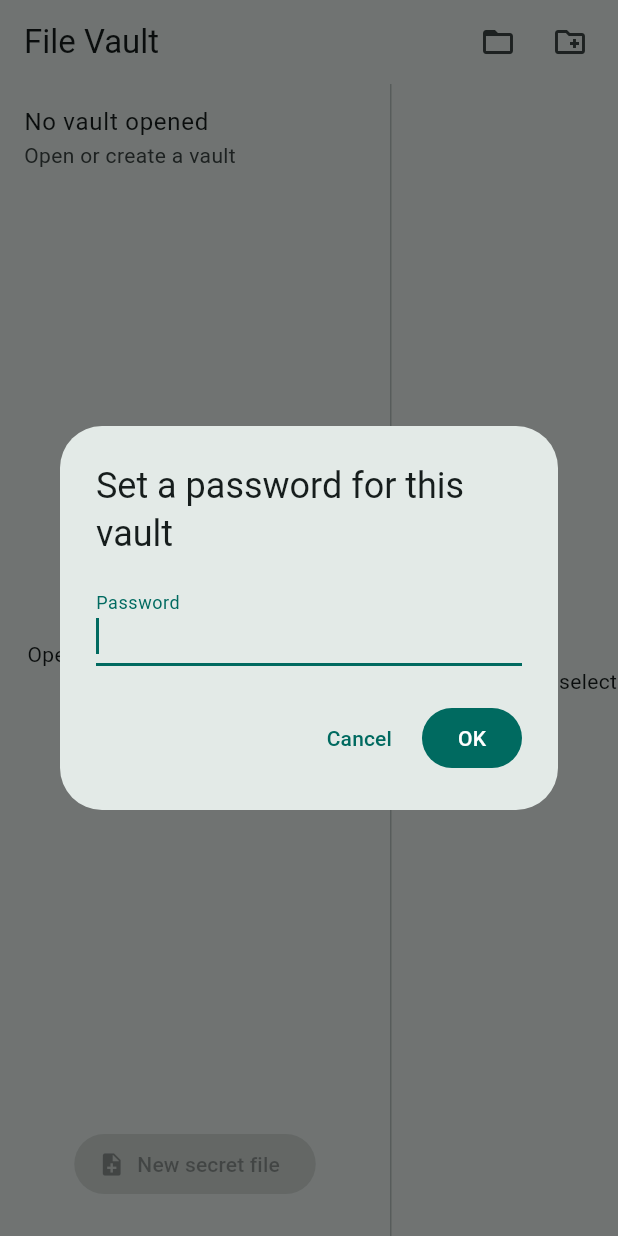
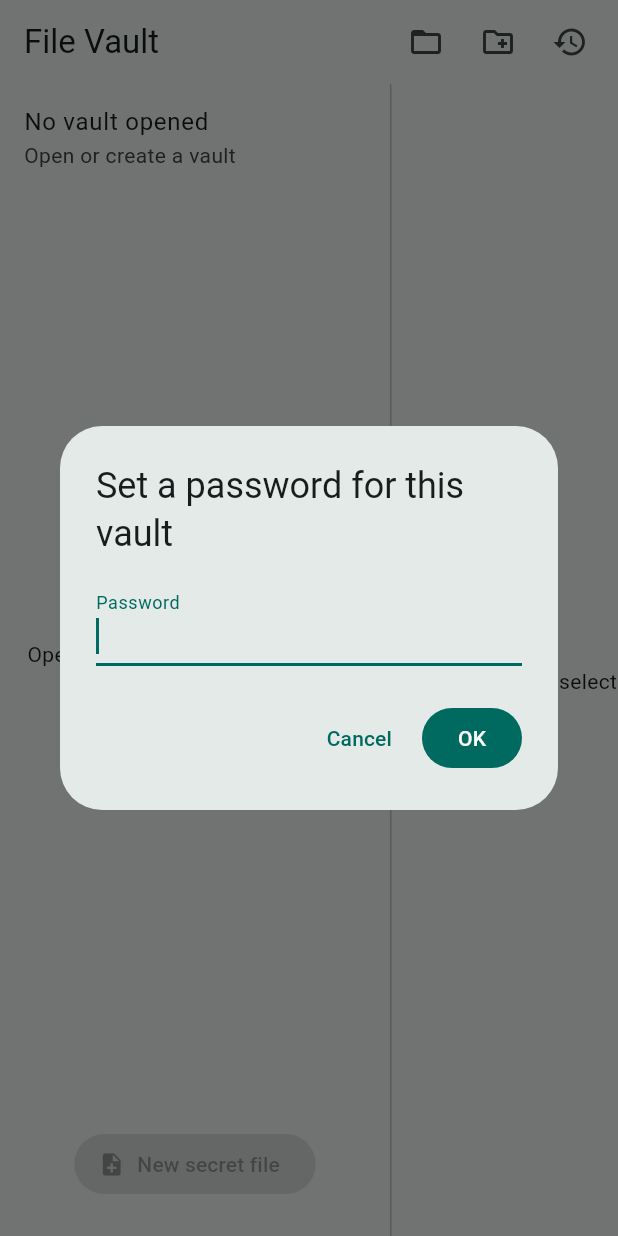
Before and after one commit to tanguyhardion/file-vault, a Flutter app: the screen it shows after launch, after a tap on the "create new folder" icon, on a phone screen of 412 x 824 dp. Run offline on Flutter 3.47's test engine with Material 3 defaults, Android fonts, the phone set to English and light mode, and no system bars; our stand-ins replace shared_preferences; missing offline and left inert: cryptography, file_selector.

Commit message:
feat: Implement RecentVaultsService for managing recent vault directories

```diff
--- a/lib/screens/vault_home_page.dart
+++ b/lib/screens/vault_home_page.dart
@@ -10,6 +10,7 @@ import '../services/content_cache.dart';
 import '../services/vault_service.dart';
 import '../widgets/dialogs.dart';
 import '../shortcuts/save_intent.dart';
+import '../services/recent_vaults_service.dart';
 
 class VaultHomePage extends StatefulWidget {
   const VaultHomePage({super.key});
@@ -28,6 +29,13 @@ class _VaultHomePageState extends State<VaultHomePage> {
   bool _dirty = false;
   int? _hoveredIndex;
   int? _menuOpenIndex;
+  List<String> _recentVaults = [];
+
+  @override
+  void initState() {
+    super.initState();
+    _loadRecent();
+  }
 
   @override
   void dispose() {
@@ -66,6 +74,17 @@ class _VaultHomePageState extends State<VaultHomePage> {
                   tooltip: 'Create new vault',
                   icon: const Icon(Icons.create_new_folder_outlined),
                   onPressed: _onCreateVault,
+                ),
+                IconButton(
+                  tooltip: 'Open recent vaults',
+                  icon: const Icon(Icons.history),
+                  onPressed: _onShowRecentVaults,
+                ),
+                if (_vaultDir != null)
+                  IconButton(
+                    tooltip: 'Close vault',
+                    icon: const Icon(Icons.close),
+                    onPressed: _onCloseVault,
                   ),
                 const SizedBox(width: 8),
               ],
@@ -120,7 +139,7 @@ class _VaultHomePageState extends State<VaultHomePage> {
     final name = dir == null ? 'No vault opened' : p.basename(dir);
     return ListTile(
       title: Text(name, maxLines: 1, overflow: TextOverflow.ellipsis),
-      subtitle: Text(dir ?? 'Open or create a vault'),
+      subtitle: dir == null ? const Text('Open or create a vault') : Text(dir),
     );
   }
 
@@ -177,10 +196,69 @@ class _VaultHomePageState extends State<VaultHomePage> {
     return Center(
       child: Column(
         mainAxisSize: MainAxisSize.min,
-        children: const [
-          Icon(Icons.lock_outline, size: 56),
-          SizedBox(height: 12),
-          Text('Open a vault and select a file to view its content'),
+        children: [
+          const Icon(Icons.lock_outline, size: 56),
+          const SizedBox(height: 12),
+          const Text('Open a vault and select a file to view its content'),
+          if (_recentVaults.isNotEmpty) ...[
+            const SizedBox(height: 32),
+            Container(
+              constraints: const BoxConstraints(maxWidth: 400),
+              child: Column(
+                crossAxisAlignment: CrossAxisAlignment.start,
+                children: [
+                  Text(
+                    'Recent Vaults',
+                    style: Theme.of(context).textTheme.titleMedium,
+                  ),
+                  const SizedBox(height: 12),
+                  Card(
+                    child: ClipRRect(
+                      borderRadius: BorderRadius.circular(12.0),
+                      child: ListView.builder(
+                        shrinkWrap: true,
+                        physics: const NeverScrollableScrollPhysics(),
+                        itemCount: _recentVaults.length,
+                        itemBuilder: (context, index) {
+                          final path = _recentVaults[index];
+                          final displayName = RecentVaultsService.displayName(
+                            path,
+                          );
+                          final isFirst = index == 0;
+                          final isLast = index == _recentVaults.length - 1;
+
+                          return Material(
+                            color: Colors.transparent,
+                            child: InkWell(
+                              onTap: () => _onOpenRecent(path),
+                              borderRadius: BorderRadius.vertical(
+                                top: isFirst
+                                    ? const Radius.circular(12.0)
+                                    : Radius.zero,
+                                bottom: isLast
+                                    ? const Radius.circular(12.0)
+                                    : Radius.zero,
+                              ),
+                              child: ListTile(
+                                leading: const Icon(Icons.folder),
+                                title: Text(displayName),
+                                subtitle: Text(
+                                  path,
+                                  style: Theme.of(context).textTheme.bodySmall,
+                                  maxLines: 1,
+                                  overflow: TextOverflow.ellipsis,
+                                ),
+                              ),
+                            ),
+                          );
+                        },
+                      ),
+                    ),
+                  ),
+                ],
+              ),
+            ),
+          ],
         ],
       ),
     );
@@ -249,7 +327,24 @@ class _VaultHomePageState extends State<VaultHomePage> {
     try {
       final dir = await getDirectoryPath();
       if (!mounted || dir == null) return;
+      await _openVaultAt(dir);
+    } catch (e) {
+      if (mounted) {
+        setState(() {
+          _loading = false;
+        });
+        ScaffoldMessenger.of(
+          context,
+        ).showSnackBar(SnackBar(content: Text('Failed to open vault: $e')));
+      }
+    }
+  }
 
+  Future<void> _onOpenRecent(String dir) async {
+    await _openVaultAt(dir);
+  }
+
+  Future<void> _openVaultAt(String dir) async {
     // Prompt for password in a local function to avoid context across async gap
     String? pw;
     if (mounted) {
@@ -273,16 +368,9 @@ class _VaultHomePageState extends State<VaultHomePage> {
         _loading = false;
       });
     }
-    } catch (e) {
-      if (mounted) {
-        setState(() {
-          _loading = false;
-        });
-        ScaffoldMessenger.of(
-          context,
-        ).showSnackBar(SnackBar(content: Text('Failed to open vault: $e')));
-      }
-    }
+    // Store to recent list
+    await RecentVaultsService.add(dir);
+    await _loadRecent();
   }
 
   Future<void> _onCreateVault() async {
@@ -302,10 +390,76 @@ class _VaultHomePageState extends State<VaultHomePage> {
         _files = [];
         _openedContent = null;
       });
+      // Store to recent list
+      await RecentVaultsService.add(dir);
+      await _loadRecent();
     } catch (e) {
       if (mounted) {
         setState(() {});
       }
+    }
+  }
+
+  Future<void> _loadRecent() async {
+    final list = await RecentVaultsService.getRecent();
+    if (!mounted) return;
+    setState(() => _recentVaults = list);
+  }
+
+  void _onCloseVault() {
+    setState(() {
+      _vaultDir = null;
+      _vaultPassword = null;
+      _files = [];
+      _openedContent = null;
+      _dirty = false;
+    });
+    _editorController.clear();
+  }
+
+  Future<void> _onShowRecentVaults() async {
+    if (_recentVaults.isEmpty) {
+      ScaffoldMessenger.of(
+        context,
+      ).showSnackBar(const SnackBar(content: Text('No recent vaults found')));
+      return;
+    }
+
+    final String? selectedPath = await showDialog<String>(
+      context: context,
+      builder: (context) => AlertDialog(
+        title: const Text('Recent Vaults'),
+        content: SizedBox(
+          width: double.maxFinite,
+          child: ListView.builder(
+            shrinkWrap: true,
+            itemCount: _recentVaults.length,
+            itemBuilder: (context, index) {
+              final path = _recentVaults[index];
+              final displayName = RecentVaultsService.displayName(path);
+              return ListTile(
+                title: Text(displayName),
+                subtitle: Text(
+                  path,
+                  style: Theme.of(context).textTheme.bodySmall,
+                ),
+                onTap: () => Navigator.of(context).pop(path),
+                leading: const Icon(Icons.folder),
+              );
+            },
+          ),
+        ),
+        actions: [
+          TextButton(
+            onPressed: () => Navigator.of(context).pop(),
+            child: const Text('Cancel'),
+          ),
+        ],
+      ),
+    );
+
+    if (selectedPath != null) {
+      await _onOpenRecent(selectedPath);
     }
   }
 
--- /dev/null
+++ b/lib/services/recent_vaults_service.dart
@@ -0,0 +1,46 @@
+import 'package:path/path.dart' as p;
+import 'package:shared_preferences/shared_preferences.dart';
+
+class RecentVaultsService {
+  RecentVaultsService._();
+  static const _prefsKey = 'recentVaultDirs';
+  static const _maxItems = 8;
+
+  static Future<List<String>> getRecent() async {
+    final prefs = await SharedPreferences.getInstance();
+    final raw = prefs.getStringList(_prefsKey) ?? <String>[];
+    // Deduplicate while preserving order
+    final seen = <String>{};
+    final deduped = <String>[];
+    for (final e in raw) {
+      if (e.trim().isEmpty) continue;
+      final n = _norm(e);
+      if (seen.add(n)) deduped.add(e);
+      if (deduped.length >= _maxItems) break;
+    }
+    return deduped;
+  }
+
+  static Future<void> add(String dirPath) async {
+    final prefs = await SharedPreferences.getInstance();
+    final current = await getRecent();
+    final norm = _norm(dirPath);
+
+    // Move to front if exists
+    final updated = <String>[dirPath];
+    for (final e in current) {
+      if (_norm(e) != norm) updated.add(e);
+      if (updated.length >= _maxItems) break;
+    }
+    await prefs.setStringList(_prefsKey, updated);
+  }
+
+  static Future<void> clear() async {
+    final prefs = await SharedPreferences.getInstance();
+    await prefs.remove(_prefsKey);
+  }
+
+  static String displayName(String dirPath) => p.basename(dirPath);
+
+  static String _norm(String path) => p.normalize(path).toLowerCase();
+}
```
Also changed, not shown: pubspec.yaml (+10 -1 lines), assets/icon.png (added), pubspec.lock, 1 other file. Lines whose indentation alone changed are shown as unchanged.
